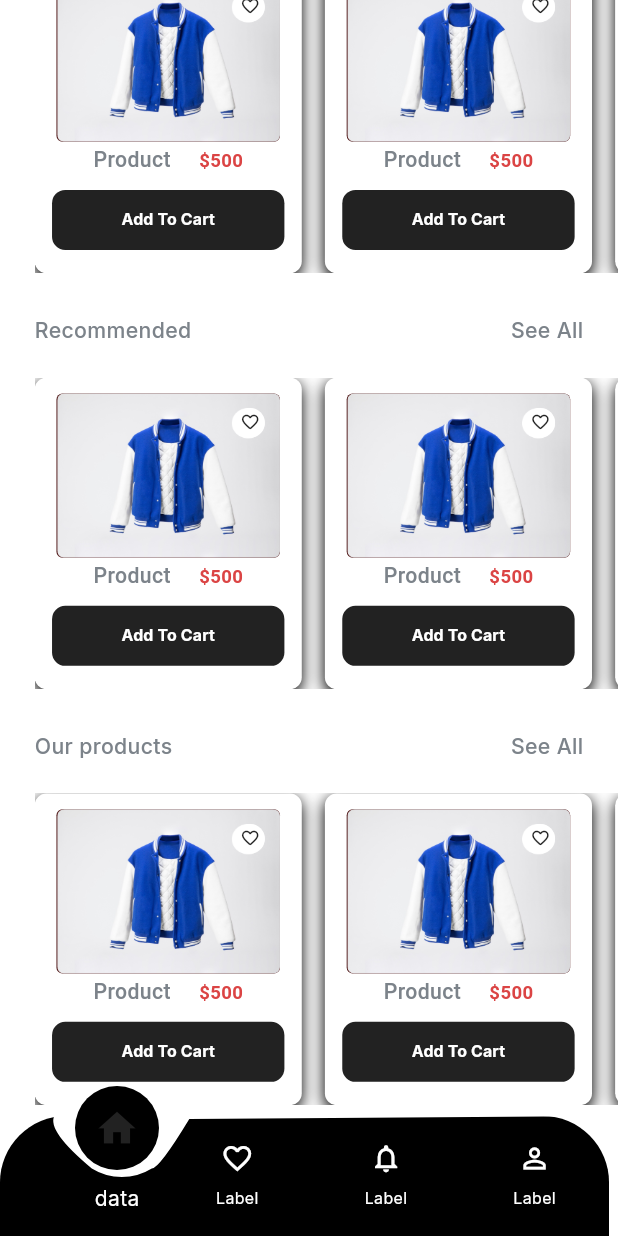
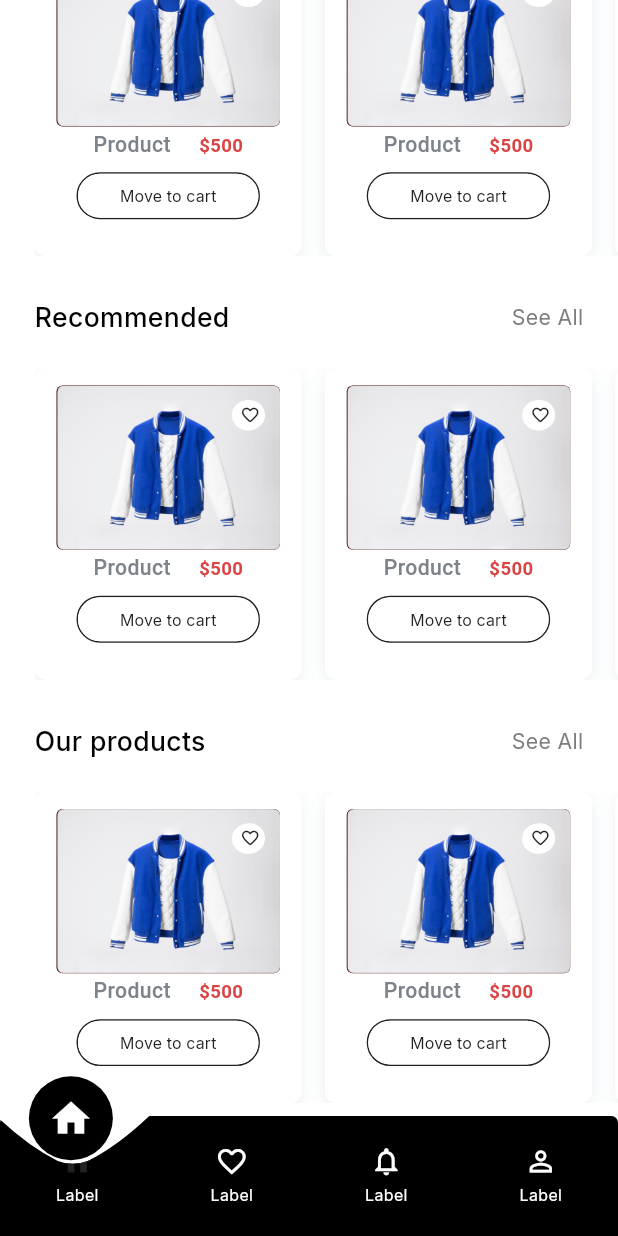
Before and after one commit to Omar20041223/gdg_camp_final_project, a Flutter app: the HomeView screen opened by its route, scrolled down 576 dp, after a tap on the "home" icon, on a phone screen of 412 x 824 dp. Run offline on Flutter 3.47's test engine with Material 3 defaults, Android fonts, the phone set to English and light mode, and no system bars; our stand-ins replace animate_do, carousel_slider, dartz, dio, flutter_bloc, flutter_screenutil and 3 more.

Commit message:
complete home and auth and onbording as ui

```diff
--- a/lib/core/utils/app_styles.dart
+++ b/lib/core/utils/app_styles.dart
@@ -58,4 +58,22 @@ class AppStyles {
     fontWeight: FontWeight.w500,
     color: AppColors.primaryColor,
   );
+
+
+  /// home
+  static final TextStyle textStyle18W400CustomBlack = TextStyle(
+    fontSize: 18.sp,
+    fontWeight: FontWeight.w400,
+    color: Colors.black.withValues(alpha: .6),
+  );
+  static final TextStyle textStyle20W500Black = TextStyle(
+    fontSize: 20.sp,
+    fontWeight: FontWeight.w500,
+    color: Colors.black,
+  );
+  static final TextStyle textStyle12W400PrimaryColor = TextStyle(
+    fontSize: 12.sp,
+    fontWeight: FontWeight.w400,
+    color: AppColors.primaryColor,
+  );
 }
--- a/lib/core/widgets/custom_text_form_field.dart
+++ b/lib/core/widgets/custom_text_form_field.dart
@@ -1,5 +1,6 @@
 import 'package:flutter/material.dart';
 import 'package:flutter_screenutil/flutter_screenutil.dart';
+import 'package:gdg_camp_final_project/core/utils/app_colors.dart';
 
 import '../utils/app_styles.dart';
 
@@ -11,7 +12,10 @@ class CustomTextFormField extends StatelessWidget {
     this.controller,
     this.validator,
     this.obscureText = false,
-    this.autoValidateMode, this.iconData, this.borderSide, this.suffixIcon,
+    this.autoValidateMode,
+    this.iconData,
+    this.borderSide,
+    this.suffixIcon,
   });
 
   final String hintText;
@@ -36,11 +40,17 @@ class CustomTextFormField extends StatelessWidget {
       decoration: InputDecoration(
           // filled: true,
           // fillColor: Colors.white,
+          focusedBorder: OutlineInputBorder(
+            borderRadius: BorderRadius.circular(8.0),
+            borderSide: const BorderSide(
+                color: AppColors.primaryColor, width: 2.0), // Change this color
+          ),
           hintText: hintText,
           hintStyle: AppStyles.textStyle14W400CustomBlack,
           border: OutlineInputBorder(
             borderRadius: BorderRadius.circular(8.r),
-          borderSide: borderSide ?? BorderSide(
+            borderSide: borderSide ??
+                BorderSide(
                   color: Colors.black..withValues(alpha: .3),
                   width: 1.5,
                 ),
--- a/lib/features/auth/presentation/views/widgets/auth_footer.dart
+++ b/lib/features/auth/presentation/views/widgets/auth_footer.dart
@@ -21,7 +21,7 @@ class AuthFooter extends StatelessWidget {
             16.horizontalSpace,
             Text(
               "or login with",
-              // style: AppStyles.regular14,
+              style: AppStyles.textStyle14W400CustomBlack,
             ),
             16.horizontalSpace,
             Expanded(
@@ -33,24 +33,14 @@ class AuthFooter extends StatelessWidget {
           ],
         ),
         24.verticalSpace,
-        Container(
-          height: 55.h,
-          decoration: BoxDecoration(
-            borderRadius: BorderRadius.circular(8.r),
-            border: Border.all(
-              width: 1.5,
-              color: Colors.black.withAlpha(76),
-            )
-          ),
-          child: Row(
-            mainAxisAlignment: MainAxisAlignment.center,
-            crossAxisAlignment: CrossAxisAlignment.center,
-            children: [
-              Icon(Icons.g_mobiledata_sharp),
-              4.horizontalSpace,
-              // Text("Sing up with Google",style: AppStyles.regular18,)
-            ],
-          ),
+        Row(
+          mainAxisAlignment: MainAxisAlignment.center,
+          crossAxisAlignment: CrossAxisAlignment.center,
+          children: [
+            Image.asset("assets/images/google_logo.png",width: 30.w,height: 30.h,),
+            10.horizontalSpace,
+            Text("Sing up with Google",style: AppStyles.textStyle16W500CustomGrey,)
+          ],
         )
       ],
     );
--- a/lib/features/auth/presentation/views/widgets/login_widgets/login_body.dart
+++ b/lib/features/auth/presentation/views/widgets/login_widgets/login_body.dart
@@ -28,11 +28,17 @@ class LoginBody extends StatelessWidget {
               GoRouter.of(context).push(AppRouter.kHomeView);
             },),
             48.verticalSpace,
-            const Center(child: Text("Or Login With")),
-            const Row(
+            Center(child: Text("Or Login With",style: AppStyles.textStyle14W400CustomBlack,)),
+             12.5.verticalSpace,
+             Row(
               crossAxisAlignment: CrossAxisAlignment.center,
+              mainAxisAlignment: MainAxisAlignment.center,
               children: [
-                // todo login icon
+                Image.asset("assets/images/apple_logo.png",width: 30.w,height: 30.h,),
+                16.horizontalSpace,
+                Image.asset("assets/images/facebook_logo.png",width: 30.w,height: 30.h,),
+                16.horizontalSpace,
+                Image.asset("assets/images/google_logo.png",width: 30.w,height: 30.h,),
               ],
             ),
             30.verticalSpace,
@@ -49,7 +55,7 @@ class LoginBody extends StatelessWidget {
                         GoRouter.of(context).push(AppRouter.kRegisterView);
                       },
                       text: "Sign up",
-                      style: AppStyles.textStyle14W400CustomBlack.copyWith(color: Colors.blue),
+                      style: AppStyles.textStyle14W500PrimaryColor,
                     ),
                   ],
                 ),
--- a/lib/features/auth/presentation/views/widgets/login_widgets/login_text_fields.dart
+++ b/lib/features/auth/presentation/views/widgets/login_widgets/login_text_fields.dart
@@ -36,12 +36,12 @@ class _LoginTextFieldsState extends State<LoginTextFields> {
           suffixIcon: IconButton(onPressed: () {
             setState(() {
               obscureText =! obscureText;
-              print(obscureText);
             });
           }, icon: Icon(obscureText ? Icons.visibility_off_outlined : Icons.visibility_outlined,)),
         ),
         16.verticalSpace,
         Row(
+          mainAxisAlignment: MainAxisAlignment.start,
           children: [
             Checkbox(value: false, onChanged: (isTrue) {}),
             Text(
@@ -51,7 +51,7 @@ class _LoginTextFieldsState extends State<LoginTextFields> {
             const Spacer(),
             Text(
               "forget Password",
-              style: AppStyles.textStyle18W400Black,
+              style: AppStyles.textStyle14W500PrimaryColor,
             )
           ],
         )
--- a/lib/features/auth/presentation/views/widgets/register_widgets/register_body.dart
+++ b/lib/features/auth/presentation/views/widgets/register_widgets/register_body.dart
@@ -38,11 +38,12 @@ class RegisterBody extends StatelessWidget {
                       GoRouter.of(context).push(AppRouter.kLoginView);
                     },
                     text: "Log in",
-                    style: AppStyles.textStyle14W400CustomBlack.copyWith(color: Colors.blue),
+                    style: AppStyles.textStyle14W500PrimaryColor,
                   ),
                 ],
               ),
             ),
+            50.verticalSpace,
           ],
         ),
       ),
--- a/lib/features/home/presentation/views/widgets/custom_bottom_nav_bar.dart
+++ b/lib/features/home/presentation/views/widgets/custom_bottom_nav_bar.dart
@@ -19,42 +19,39 @@ class CustomBottomNavBar extends StatelessWidget {
       clipBehavior: Clip.none,
       children: [
         ClipPath(
-          clipper: BottomNavClipper(),
+          clipper: BottomNavClipper(selectedIndex),
           child: Container(
-            margin: EdgeInsets.only(right: 6),
+            // margin: EdgeInsets.only(right: 6),
             decoration: BoxDecoration(
               color: Colors.black,
-              borderRadius: BorderRadius.vertical(top: Radius.circular(50.r))
+              borderRadius: BorderRadius.vertical(top: Radius.circular(5.r)),
             ),
             height: 80,
             child: Row(
               mainAxisAlignment: MainAxisAlignment.spaceAround,
               children: [
-                70.horizontalSpace,
-                _buildNavItem(Icons.favorite_outline, 1,isSelected: selectedIndex == 1 ? true : false),
-                _buildNavItem(Icons.notifications_none, 2,isSelected: selectedIndex == 2 ? true : false),
-                _buildNavItem(Icons.person_outline, 3,isSelected: selectedIndex == 3 ? true : false),
+                _buildNavItem(Icons.home, 0, isSelected: selectedIndex == 0),
+                _buildNavItem(Icons.favorite_outline, 1, isSelected: selectedIndex == 1),
+                _buildNavItem(Icons.notifications_none, 2, isSelected: selectedIndex == 2),
+                _buildNavItem(Icons.person_outline, 3, isSelected: selectedIndex == 3),
               ],
             ),
           ),
         ),
-        // Home Button Positioned Inside the Cutout
         Positioned(
-          top: -20,
-          left: 50, // Adjusted for better alignment
-          child: Column(
-            children: [
-              CircleAvatar(
-                radius: 28,
-                backgroundColor: Colors.black,
-                child: IconButton(
-                  icon: Icon(Icons.home, color: selectedIndex == 0 ? AppColors.primaryColor : Colors.white, size: 30),
-                  onPressed: () => onItemTapped(0),
-                ),
+          top: -30.h,
+          left: _getHomeButtonPosition(selectedIndex),
+          child: CircleAvatar(
+            radius: 28,
+            backgroundColor: Colors.black,
+            child: IconButton(
+              icon: Icon(
+                _getIconForIndex(selectedIndex),
+                color: Colors.white,
+                size: 30,
               ),
-              10.verticalSpace,
-              Text("data",style: TextStyle(color: Colors.white),)
-            ],
+              onPressed: () => onItemTapped(selectedIndex),
+            ),
           ),
         ),
       ],
@@ -62,78 +59,99 @@ class CustomBottomNavBar extends StatelessWidget {
   }
 
   Widget _buildNavItem(IconData icon, int index, {bool isSelected = false}) {
-    return SizedBox(
-      width: 60.w, // Ensures consistent width
+    return GestureDetector(
+      onTap: () => onItemTapped(index),
       child: Column(
         mainAxisSize: MainAxisSize.min,
-        mainAxisAlignment: MainAxisAlignment.center,
         children: [
-          GestureDetector(
-            onTap: () => onItemTapped(index),
-            child: Icon(
-              icon,
-              color: isSelected ? AppColors.primaryColor : Colors.white,
-              size: 25.sp,
-            ),
-          ),
-          SizedBox(height: 10.h), // Adjust spacing
-          Text(
-            "Label", // Replace with actual text
-            style: TextStyle(color: Colors.white, fontSize: 12.sp),
-            textAlign: TextAlign.center,
-          ),
+          Icon(icon, color: isSelected ? AppColors.primaryColor : Colors.white, size: 25.sp),
+          SizedBox(height: 5.h),
+          Text("Label", style: TextStyle(color: Colors.white, fontSize: 12.sp)),
         ],
       ),
     );
   }
+
+  double _getHomeButtonPosition(int selectedIndex) {
+    switch (selectedIndex) {
+      case 0:
+        return 20.w;
+      case 1:
+        return 130.w;
+      case 2:
+        return 235.w;
+      case 3:
+        return 340.w;
+      default:
+        return 30.w;
+    }
+  }
+
+  IconData _getIconForIndex(int index) {
+    switch (index) {
+      case 0:
+        return Icons.home;
+      case 1:
+        return Icons.favorite;
+      case 2:
+        return Icons.notifications;
+      case 3:
+        return Icons.person;
+      default:
+        return Icons.home;
+    }
+  }
 }
 
+
 class BottomNavClipper extends CustomClipper<Path> {
+  final int selectedIndex;
+
+  BottomNavClipper(this.selectedIndex);
+
   @override
   Path getClip(Size size) {
     Path path = Path();
-    double homeButtonRadius = 28.0; // Radius of the home button cutout
-    double cutoutCenterX = size.width * 0.10; // X position for the home button cutout
-    double curveHeight = 35.0; // Height of the curve under the home button
+    double height = size.height;
+    double width = size.width;
+    double arcRadius = 30.0;
+    double circleRadius = 28.0;
+    double cutoutCenterX = _getCutoutPosition(width, selectedIndex);
 
-    // Start from the top-left corner
-    path.lineTo(cutoutCenterX - 5, 0);
+    path.lineTo(cutoutCenterX - arcRadius * 1.7, 0);
 
-    // Create the first upward curve for the home button cutout
+    // Start of the cutout
     path.quadraticBezierTo(
-      cutoutCenterX - 10, curveHeight - 25, // Control point (smooth curve)
-      cutoutCenterX + 20, curveHeight, // End point of the first curve
+      cutoutCenterX - arcRadius, arcRadius - 10,
+      cutoutCenterX - 10, arcRadius,
     );
 
-    // Draw a circular arc for the home button cutout
+    // Arc for the floating button
     path.arcToPoint(
-      Offset(cutoutCenterX + 60, curveHeight), // End of the arc
-      radius: Radius.circular(homeButtonRadius + 10), // Arc radius
-      clockwise: false, // Arc direction (counter-clockwise)
+      Offset(cutoutCenterX + 10, arcRadius),
+      radius: Radius.circular(circleRadius),
+      clockwise: false,
     );
 
-    // Create the second downward curve back to the main navbar
+    // End of the cutout
     path.quadraticBezierTo(
-      cutoutCenterX + 65, curveHeight, // Control point
-      cutoutCenterX + 85, 2, // End point, back to the top
+      cutoutCenterX + arcRadius, arcRadius - 10,
+      cutoutCenterX + arcRadius * 1.7, 0,
     );
 
-
-    // Draw a straight line to the top-right corner
-    path.lineTo(size.width, 0);
-
-    // Draw a straight line down to the bottom-right corner
-    path.lineTo(size.width, size.height);
-
-    // Draw a straight line to the bottom-left corner
-    path.lineTo(0, size.height);
-
-    // Close the path to complete the shape
+    path.lineTo(width, 0);
+    path.lineTo(width, height);
+    path.lineTo(0, height);
     path.close();
 
     return path;
   }
 
+  double _getCutoutPosition(double width, int index) {
+    double sectionWidth = width / 4; // Divide equally for 4 icons
+    return (sectionWidth * index) + (sectionWidth / 2) - 3; // Adjust offset
+  }
+
   @override
   bool shouldReclip(CustomClipper<Path> oldClipper) => true;
 }
--- a/lib/features/home/presentation/views/widgets/home_view_app_bar.dart
+++ b/lib/features/home/presentation/views/widgets/home_view_app_bar.dart
@@ -4,6 +4,7 @@ import 'package:gdg_camp_final_project/core/utils/app_images.dart';
 
 import '../../../../../core/utils/app_colors.dart';
 import '../../../../../core/widgets/custom_text_form_field.dart';
+
 class HomeViewAppBar extends StatelessWidget {
   const HomeViewAppBar({super.key});
 
@@ -16,31 +17,55 @@ class HomeViewAppBar extends StatelessWidget {
           Row(
             mainAxisAlignment: MainAxisAlignment.spaceBetween,
             children: [
-              Image.asset(AppImages.logoImage,width: 84.w,height: 38.5.h,),
+              Image.asset(
+                AppImages.logoImage,
+                width: 84.w,
+                height: 38.5.h,
+              ),
               Row(
                 children: [
-                  Icon(Icons.notifications),
+                  Icon(
+                    Icons.notifications_none,
+                    color: AppColors.primaryColor,
+                    size: 25.sp,
+                  ),
                   10.horizontalSpace,
-                  Icon(Icons.shopping_cart),
+                  Icon(
+                    Icons.shopping_cart_outlined,
+                    color: AppColors.primaryColor,
+                    size: 25.sp,
+                  ),
                 ],
               )
             ],
           ),
           Row(
             children: [
-              Expanded(child: CustomTextFormField(hintText: "Search here", textInputType: TextInputType.text,iconData: Icons.search,borderSide: BorderSide(color: Colors.red))),
+              Expanded(
+                  child: SizedBox(
+                      height: 45.h,
+                      child: const CustomTextFormField(
+                          hintText: "Search here",
+                          textInputType: TextInputType.text,
+                          iconData: Icons.search,
+                          borderSide: BorderSide(color: Colors.red)))),
               17.horizontalSpace,
               Container(
                 height: 45.h,
                 width: 55.w,
                 decoration: BoxDecoration(
                   borderRadius: BorderRadius.circular(9.r),
-                  border: Border.all(color: Color(0xff0F4D68)),
+                  border: Border.all(color: AppColors.primaryColor),
                 ),
-                child: Icon(
-                  Icons.settings_input_composite_rounded,
-                  color: AppColors.primaryColor,
-                ),
+                child: FittedBox(
+                    fit: BoxFit.scaleDown,
+                    child: Image.asset(
+                      "assets/images/filter_icon.png",
+                      width: 27.w,
+                      height: 27.h,
+                      color: AppColors.primaryColor,
+                      fit: BoxFit.scaleDown,
+                    )),
               )
             ],
           )
--- a/lib/features/home/presentation/views/widgets/home_view_body.dart
+++ b/lib/features/home/presentation/views/widgets/home_view_body.dart
@@ -13,17 +13,17 @@ class HomeViewBody extends StatelessWidget {
     return SingleChildScrollView(
       child: Column(
         children: [
-          HomeViewAppBar(),
+          const HomeViewAppBar(),
           23.5.verticalSpace,
-          HomeViewCarouselSlider(),
+          const HomeViewCarouselSlider(),
           32.verticalSpace,
-          HomeViewCategories(),
+          const HomeViewCategories(),
           32.verticalSpace,
-          HomeViewCommonListView(title: "Offers 🔥",),
+          const HomeViewCommonListView(title: "Offers 🔥",),
           32.verticalSpace,
-          HomeViewCommonListView(title: 'Recommended',),
+          const HomeViewCommonListView(title: 'Recommended',),
           32.verticalSpace,
-          HomeViewCommonListView(title: 'Our products',),
+          const HomeViewCommonListView(title: 'Our products',),
           32.verticalSpace,
         ],
       ),
--- a/lib/features/home/presentation/views/widgets/home_view_carousel_slider.dart
+++ b/lib/features/home/presentation/views/widgets/home_view_carousel_slider.dart
@@ -18,7 +18,7 @@ class HomeViewCarouselSlider extends StatelessWidget {
       items: [1, 2, 3, 4, 5].map((i) {
         return Builder(
           builder: (BuildContext context) {
-            return HomeViewCarouselSliderItem();
+            return const HomeViewCarouselSliderItem();
           },
         );
       }).toList(),
--- a/lib/features/home/presentation/views/widgets/home_view_carousel_slider_item.dart
+++ b/lib/features/home/presentation/views/widgets/home_view_carousel_slider_item.dart
@@ -13,15 +13,15 @@ class HomeViewCarouselSliderItem extends StatelessWidget {
           width: 375.5.w,
           decoration: BoxDecoration(
               boxShadow: [
-                BoxShadow(
-                  color: const Color(0x1A000000), // #0000001A in Flutter
-                  offset: const Offset(0, 9.69), // x: 0px, y: 9.69px
+                const BoxShadow(
+                  color: Color(0x1A000000), // #0000001A in Flutter
+                  offset: Offset(0, 9.69), // x: 0px, y: 9.69px
                   blurRadius: 19.38, // 19.38px blur radius
                   spreadRadius: 0, // No spread
                 ),
               ],
             borderRadius: BorderRadius.circular(11.r),
-            image: DecorationImage(image: AssetImage("assets/images/advertisement.png"),fit: BoxFit.fill)
+            image: const DecorationImage(image: AssetImage("assets/images/advertisement.png"),fit: BoxFit.fill)
           ),
         ),
       ],
--- a/lib/features/home/presentation/views/widgets/home_view_categories.dart
+++ b/lib/features/home/presentation/views/widgets/home_view_categories.dart
@@ -22,11 +22,11 @@ class HomeViewCategories extends StatelessWidget {
           SizedBox(
             height: 117.5,
             child: ListView.builder(
-              physics: BouncingScrollPhysics(),
+              physics: const BouncingScrollPhysics(),
               scrollDirection: Axis.horizontal,
               itemCount: 10,
               itemBuilder: (BuildContext context, int index) {
-                return HomeViewCategoriesItem();
+                return const HomeViewCategoriesItem();
               },
             ),
           ),
--- a/lib/features/home/presentation/views/widgets/home_view_categories_item.dart
+++ b/lib/features/home/presentation/views/widgets/home_view_categories_item.dart
@@ -15,10 +15,11 @@ class HomeViewCategoriesItem extends StatelessWidget {
         color: Colors.white,
         borderRadius: BorderRadius.circular(6.5.r),
         boxShadow: [
-           BoxShadow(
-             offset: Offset(0, 3.25),
+            BoxShadow(
+             offset: const Offset(0, 3.25),
              blurRadius: 9.74,
-             color: const Color(0x14004365), // Adjusted opacity to 8%
+             spreadRadius: 4.r,
+             color: const Color(0xff004365).withValues(alpha: .08), // Adjusted opacity to 8%
            )
         ]
       ),
@@ -28,7 +29,7 @@ class HomeViewCategoriesItem extends StatelessWidget {
         children: [
           FittedBox(fit: BoxFit.scaleDown,child: Image.asset("assets/images/clothes.png",width: 45.w,height: 45.h,)),
           6.verticalSpace,
-          Text("Clothes",style: AppStyles.textStyle14W400CustomBlack,)
+          Text("Clothes",style: AppStyles.textStyle18W400Black,)
         ],
       ),
     );
--- a/lib/features/home/presentation/views/widgets/home_view_common_item.dart
+++ b/lib/features/home/presentation/views/widgets/home_view_common_item.dart
@@ -1,5 +1,6 @@
 import 'package:flutter/material.dart';
 import 'package:flutter_screenutil/flutter_screenutil.dart';
+import '../../../../../core/utils/app_colors.dart';
 import '../../../../../core/utils/app_styles.dart';
 import '../../../../../core/widgets/custom_button.dart';
 
@@ -10,16 +11,16 @@ class HomeViewCommonItem extends StatelessWidget {
   Widget build(BuildContext context) {
     return Container(
       width: 185.w,
-      padding: EdgeInsets.all(11.w),
+      padding: EdgeInsets.all(12.w),
       margin: EdgeInsets.only(right: 16.w),
       decoration: BoxDecoration(
           color: Colors.white,
           borderRadius: BorderRadius.circular(9.r),
           boxShadow: [
             BoxShadow(
-                offset: Offset(0, 3.37),
+                offset: const Offset(0, 3.37),
                 blurRadius: 8.08,
-                color: Colors.black.withValues(alpha: 200))
+                color: const Color(0xff004365).withValues(alpha: .08))
           ]),
       child: Column(
         children: [
@@ -27,9 +28,9 @@ class HomeViewCommonItem extends StatelessWidget {
               width: 154.8.w,
               height: 123.84.h,
               decoration: BoxDecoration(
-                  color: Color(0xff480D0D),
+                  color: const Color(0xff480D0D),
                   borderRadius: BorderRadius.circular(4.5.r),
-                  image: DecorationImage(
+                  image: const DecorationImage(
                       image: AssetImage("assets/images/offers_image.png"),
                       fit: BoxFit.fill)),
               child: Padding(
@@ -39,7 +40,7 @@ class HomeViewCommonItem extends StatelessWidget {
                   child: Container(
                     width: 22.r,
                     height: 22.r,
-                    decoration: BoxDecoration(
+                    decoration: const BoxDecoration(
                         color: Colors.white, shape: BoxShape.circle),
                     child: Icon(
                       Icons.favorite_outline_rounded,
@@ -57,17 +58,13 @@ class HomeViewCommonItem extends StatelessWidget {
                   TextSpan(
                       text: "\$500",
                       style: TextStyle(
-                          color: Color(0xffDB4444),
+                          color: const Color(0xffDB4444),
                           fontWeight: FontWeight.w700,
                           fontSize: 14.sp))
                 ]),
           ),
-          Spacer(),
-          CustomButton(text: "Add To Cart",textStyle: AppStyles.textStyle14W400CustomBlack.copyWith(
-            fontWeight: FontWeight.w700,
-            fontSize: 12.sp,
-            color: Colors.white
-          ),),
+          10.verticalSpace,
+          CustomButton(text: "Move to cart",backgroundColor: Colors.white,border: Border.all(color: AppColors.primaryColor,width: 1),textStyle: AppStyles.textStyle12W400PrimaryColor,borderRadius: BorderRadius.circular(20.r),height: 40.h,width: 132.w,),
         ],
       ),
     );
--- a/lib/features/home/presentation/views/widgets/home_view_common_list_view.dart
+++ b/lib/features/home/presentation/views/widgets/home_view_common_list_view.dart
@@ -17,10 +17,10 @@ class HomeViewCommonListView extends StatelessWidget {
             children: [
               Text(
                 title,
-                style: AppStyles.textStyle16W500CustomGrey,
+                style: AppStyles.textStyle20W500Black,
               ),
-              Spacer(),
-              Text("See All",style: AppStyles.textStyle16W500CustomGrey),
+              const Spacer(),
+              Text("See All",style: AppStyles.textStyle16W400CustomGrey),
               24.horizontalSpace
             ],
           ),
@@ -28,11 +28,11 @@ class HomeViewCommonListView extends StatelessWidget {
           SizedBox(
             height: 235.h,
             child: ListView.builder(
-              physics: BouncingScrollPhysics(),
+              physics: const BouncingScrollPhysics(),
               scrollDirection: Axis.horizontal,
               itemCount: 10,
               itemBuilder: (BuildContext context, int index) {
-                return HomeViewCommonItem();
+                return const HomeViewCommonItem();
               },
             ),
           ),
```
Also changed, not shown: assets/images/apple_logo.png (added), assets/images/facebook_logo.png (added), assets/images/filter_icon.png (added), assets/images/google_logo.png (added). Lines whose indentation alone changed are shown as unchanged.
